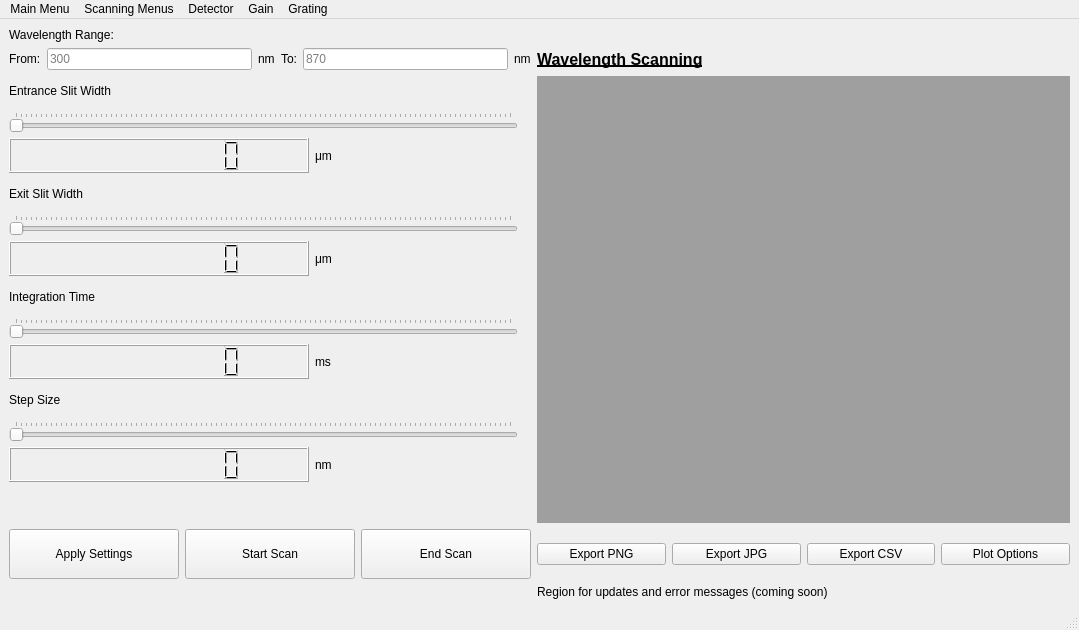
This is ScanningMenu_Design.ui in gitmarcus34/Spectro_GUI as Qt 5 draws it before an edit. The edited form follows.
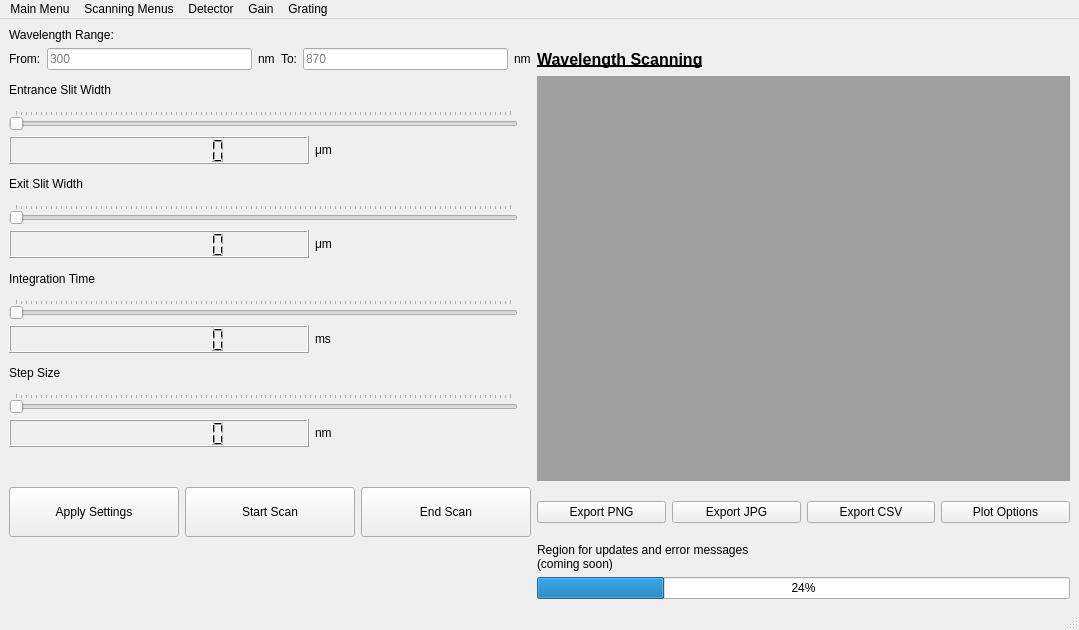
This is the edited form.

Diff of the .ui file:
```diff
--- a/ScanningMenu_Design.ui
+++ b/ScanningMenu_Design.ui
@@ -79,10 +79,11 @@
       </item>
      </layout>
     </item>
-    <item row="4" column="2">
+    <item row="5" column="2">
      <widget class="QLabel" name="label_6">
       <property name="text">
-       <string>Region for updates and error messages (coming soon)</string>
+       <string>Region for updates and error messages
+(coming soon)</string>
       </property>
      </widget>
     </item>
@@ -465,6 +466,13 @@
       </property>
      </widget>
     </item>
+    <item row="6" column="2">
+     <widget class="QProgressBar" name="progressBar">
+      <property name="value">
+       <number>24</number>
+      </property>
+     </widget>
+    </item>
    </layout>
   </widget>
   <widget class="QMenuBar" name="menubar">
```
